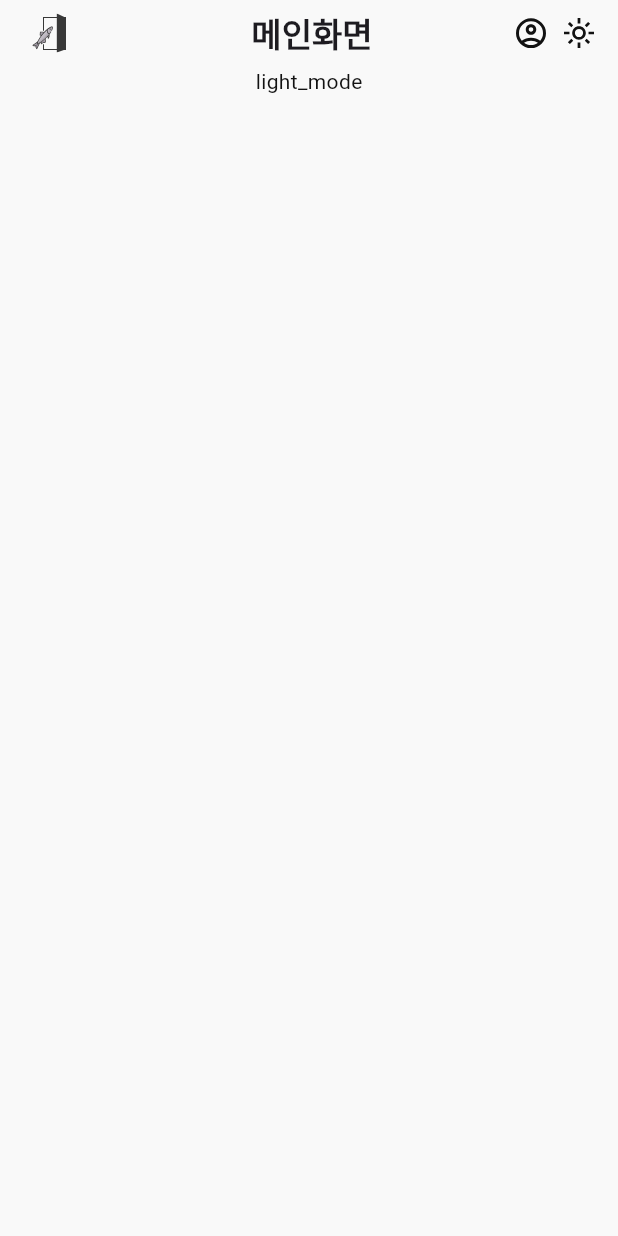
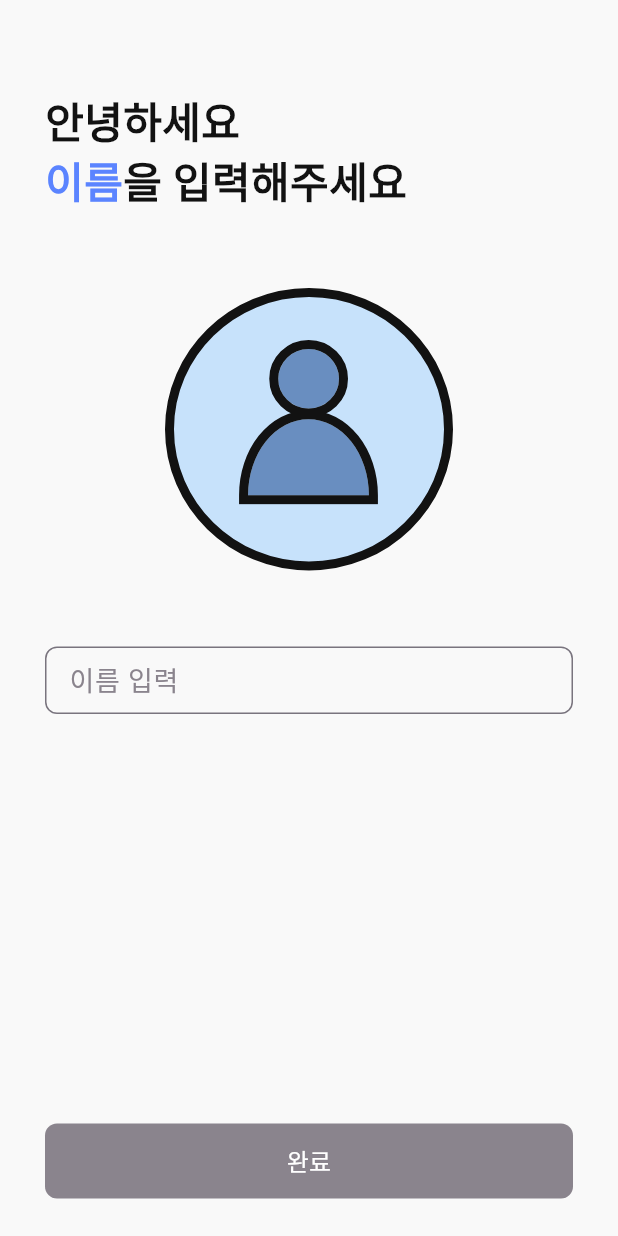
Before and after one commit to hamond12/EscapeAnchovy-Flutter, a Flutter app: the screen it shows after launch, on a phone screen of 412 x 824 dp. Run offline on Flutter 3.47's test engine with Material 3 defaults, Android fonts, the phone set to English and light mode, and no system bars; our stand-ins replace flutter_svg, shared_preferences; Roboto replaces fonts that are missing (Pretendard).

Commit message:
feat: 유저 이름 입력 페이지 구현

```diff
--- a/lib/src/app.dart
+++ b/lib/src/app.dart
@@ -2,6 +2,7 @@ import 'package:escape_anchovy/main.dart';
 import 'package:escape_anchovy/res/theme/themes.dart';
 import 'package:escape_anchovy/src/screen/home/home_screen.dart';
 import 'package:escape_anchovy/src/screen/splash/splash_screen.dart';
+import 'package:escape_anchovy/src/screen/user_name/user_name_screen.dart';
 import 'package:flutter/material.dart';
 
 class MyApp extends StatefulWidget {
@@ -41,6 +42,8 @@ class _MyAppState extends State<MyApp> {
               return const SplashScreen();
             case HomeScreen.routeName:
               return HomeScreen(settingController: widget.settingController);
+            case UserNameScreen.routeName:
+              return const UserNameScreen();
             default:
               return const Text('Error');
           }
--- a/lib/src/screen/home/home_controller.dart
+++ b/lib/src/screen/home/home_controller.dart
@@ -1,3 +1,9 @@
+import 'package:escape_anchovy/src/util/shared_preferences_util.dart';
 import 'package:flutter/material.dart';
 
-class HomeController with ChangeNotifier {}
+class HomeController with ChangeNotifier {
+  String loadUserName() {
+    final userName = SharedPreferencesUtil.getString('name');
+    return userName!;
+  }
+}
--- a/lib/src/screen/home/home_screen.dart
+++ b/lib/src/screen/home/home_screen.dart
@@ -37,9 +37,7 @@ class _HomeScreenState extends State<HomeScreen> {
     return Column(
       children: [
         Center(
-          child: Text(
-            widget.settingController.theme,
-          ),
+          child: Text(_controller.loadUserName()),
         )
       ],
     );
--- a/lib/src/screen/splash/splash_controller.dart
+++ b/lib/src/screen/splash/splash_controller.dart
@@ -1,6 +1,9 @@
 import 'dart:async';
 import 'dart:math';
 
+import 'package:escape_anchovy/src/screen/home/home_screen.dart';
+import 'package:escape_anchovy/src/screen/user_name/user_name_screen.dart';
+import 'package:escape_anchovy/src/util/shared_preferences_util.dart';
 import 'package:flutter/material.dart';
 
 class SplashController with ChangeNotifier {
@@ -57,4 +60,23 @@ class SplashController with ChangeNotifier {
         return 24;
     }
   }
+
+  Future<bool> isNameInput() async {
+    final inputName = SharedPreferencesUtil.getBool('inputName');
+    return inputName!;
+  }
+
+  Future<void> checkInputName(BuildContext context) async {
+    await Future.delayed(const Duration(seconds: 3));
+
+    isNameInput().then((value) async {
+      if (value) {
+        Navigator.pushNamedAndRemoveUntil(
+            context, HomeScreen.routeName, (route) => false);
+      } else {
+        Navigator.pushNamedAndRemoveUntil(
+            context, UserNameScreen.routeName, (route) => false);
+      }
+    });
+  }
 }
--- a/lib/src/screen/splash/splash_screen.dart
+++ b/lib/src/screen/splash/splash_screen.dart
@@ -1,7 +1,4 @@
-import 'dart:async';
-
 import 'package:escape_anchovy/res/text/styles.dart';
-import 'package:escape_anchovy/src/screen/home/home_screen.dart';
 import 'package:escape_anchovy/src/screen/splash/splash_controller.dart';
 import 'package:flutter/material.dart';
 import 'package:flutter_svg/flutter_svg.dart';
@@ -21,13 +18,8 @@ class _SplashScreenState extends State<SplashScreen> {
   @override
   void initState() {
     super.initState();
-
     _controller.moveUp();
-
-    Timer(const Duration(seconds: 3), () {
-      Navigator.pushNamedAndRemoveUntil(
-          context, HomeScreen.routeName, (route) => false);
-    });
+    _controller.checkInputName(context);
   }
 
   @override
--- /dev/null
+++ b/lib/src/screen/user_name/user_name_controller.dart
@@ -0,0 +1,24 @@
+import 'package:escape_anchovy/src/screen/home/home_screen.dart';
+import 'package:escape_anchovy/src/util/shared_preferences_util.dart';
+import 'package:flutter/material.dart';
+
+class UserNameController with ChangeNotifier {
+  void savedName(BuildContext context) {
+    SharedPreferencesUtil.setBool('inputName', true);
+    SharedPreferencesUtil.setString('name', nameController.text);
+
+    Navigator.pushReplacementNamed(context, HomeScreen.routeName);
+  }
+
+  final nameController = TextEditingController();
+  final nameFocus = FocusNode();
+  bool isNameInputting = false;
+  bool isNameValid = false;
+
+  final nameKey = GlobalKey<FormState>();
+
+  void checkNameValidation(String value) {
+    isNameValid = value.isNotEmpty;
+    notifyListeners();
+  }
+}
--- /dev/null
+++ b/lib/src/screen/user_name/user_name_screen.dart
@@ -0,0 +1,122 @@
+import 'package:escape_anchovy/res/text/colors.dart';
+import 'package:escape_anchovy/res/text/styles.dart';
+import 'package:escape_anchovy/src/common/common_button.dart';
+import 'package:escape_anchovy/src/common/common_text_field.dart';
+import 'package:escape_anchovy/src/common/common_validation_message.dart';
+import 'package:escape_anchovy/src/screen/user_name/user_name_controller.dart';
+import 'package:flutter/material.dart';
+import 'package:flutter_svg/flutter_svg.dart';
+
+class UserNameScreen extends StatefulWidget {
+  const UserNameScreen({super.key});
+
+  static const routeName = '/name';
+
+  @override
+  State<UserNameScreen> createState() => _UserNameScreenState();
+}
+
+class _UserNameScreenState extends State<UserNameScreen> {
+  final _controller = UserNameController();
+
+  @override
+  void initState() {
+    super.initState();
+    _controller.nameFocus.addListener(() {
+      _controller.isNameInputting = _controller.nameFocus.hasFocus;
+    });
+  }
+
+  @override
+  Widget build(BuildContext context) {
+    return AnimatedBuilder(
+        animation: _controller,
+        builder: (context, snapshot) {
+          return Scaffold(
+            body: _buildPage(context),
+          );
+        });
+  }
+
+  Widget _buildPage(BuildContext context) {
+    return Column(
+      children: [
+        Expanded(
+          child: Align(
+            alignment: Alignment.topCenter,
+            child: SingleChildScrollView(
+              reverse: true,
+              child: Padding(
+                padding: const EdgeInsets.symmetric(horizontal: 30),
+                child: Column(
+                  crossAxisAlignment: CrossAxisAlignment.start,
+                  children: [
+                    const SizedBox(
+                      height: 60,
+                    ),
+                    Column(
+                      crossAxisAlignment: CrossAxisAlignment.start,
+                      children: [
+                        const Text('안녕하세요', style: TextStyles.h1Bold),
+                        Text.rich(TextSpan(children: [
+                          TextSpan(
+                            text: '이름',
+                            style: TextStyles.h1Bold.copyWith(
+                                color: context.isLight
+                                    ? LightModeColors.blue
+                                    : DarkModeColors.blue),
+                          ),
+                          const TextSpan(
+                              text: '을 입력해주세요', style: TextStyles.h1Bold)
+                        ])),
+                      ],
+                    ),
+                    const SizedBox(
+                      height: 50,
+                    ),
+                    Center(
+                        child: SvgPicture.asset(context.isLight
+                            ? 'asset/svg/user_icon.svg'
+                            : 'asset/svg/dark_user_icon.svg')),
+                    const SizedBox(
+                      height: 50,
+                    ),
+                    CommonTextField(
+                      maxLength: 8,
+                      controller: _controller.nameController,
+                      focusNode: _controller.nameFocus,
+                      hintText: '이름 입력',
+                      onChanged: (value) {
+                        _controller.checkNameValidation(value);
+                      },
+                    ),
+                    CommonValidationMessage(
+                      isInputting: _controller.isNameInputting,
+                      isValidation: _controller.isNameValid,
+                      errorText: '이름을 8자 이하로 입력해주세요',
+                      passText: '입력이 완료되었습니다',
+                    ),
+                  ],
+                ),
+              ),
+            ),
+          ),
+        ),
+        Align(
+          alignment: Alignment.bottomCenter,
+          child: Padding(
+            padding: const EdgeInsets.fromLTRB(30, 40, 30, 25),
+            child: SizedBox(
+                width: double.maxFinite,
+                height: 50,
+                child: CommonButton(
+                    text: '완료',
+                    onPressed: _controller.isNameValid
+                        ? () => _controller.savedName(context)
+                        : null)),
+          ),
+        )
+      ],
+    );
+  }
+}
--- a/pubspec.yaml
+++ b/pubspec.yaml
@@ -13,6 +13,7 @@ dependencies:
     sdk: flutter
   cupertino_icons: ^1.0.2
   flutter_svg: ^2.0.10+1
+  shared_preferences: ^2.2.3
 
 dev_dependencies:
   flutter_test:
```
Also changed, not shown: asset/svg/dark_user_icon.svg (added), asset/svg/error_circle.svg (added), asset/svg/pass_circle.svg (added), asset/svg/user_icon.svg (added), pubspec.lock, 2 other files.
